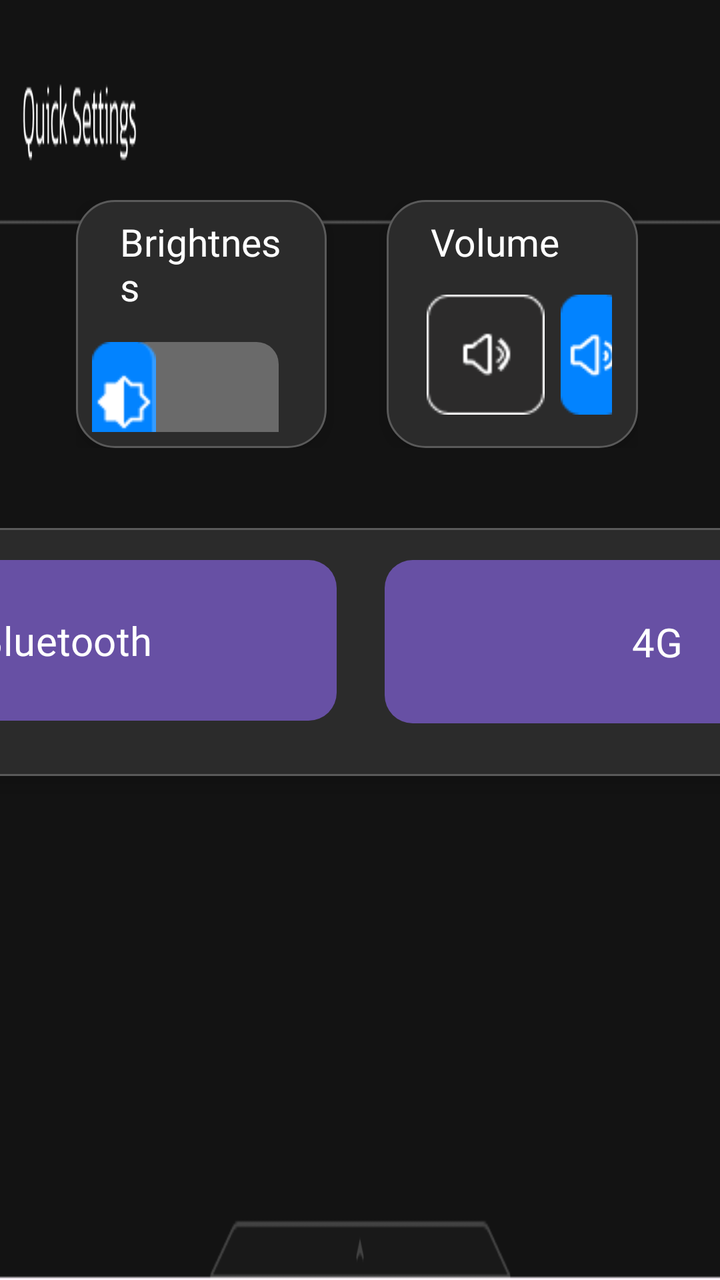
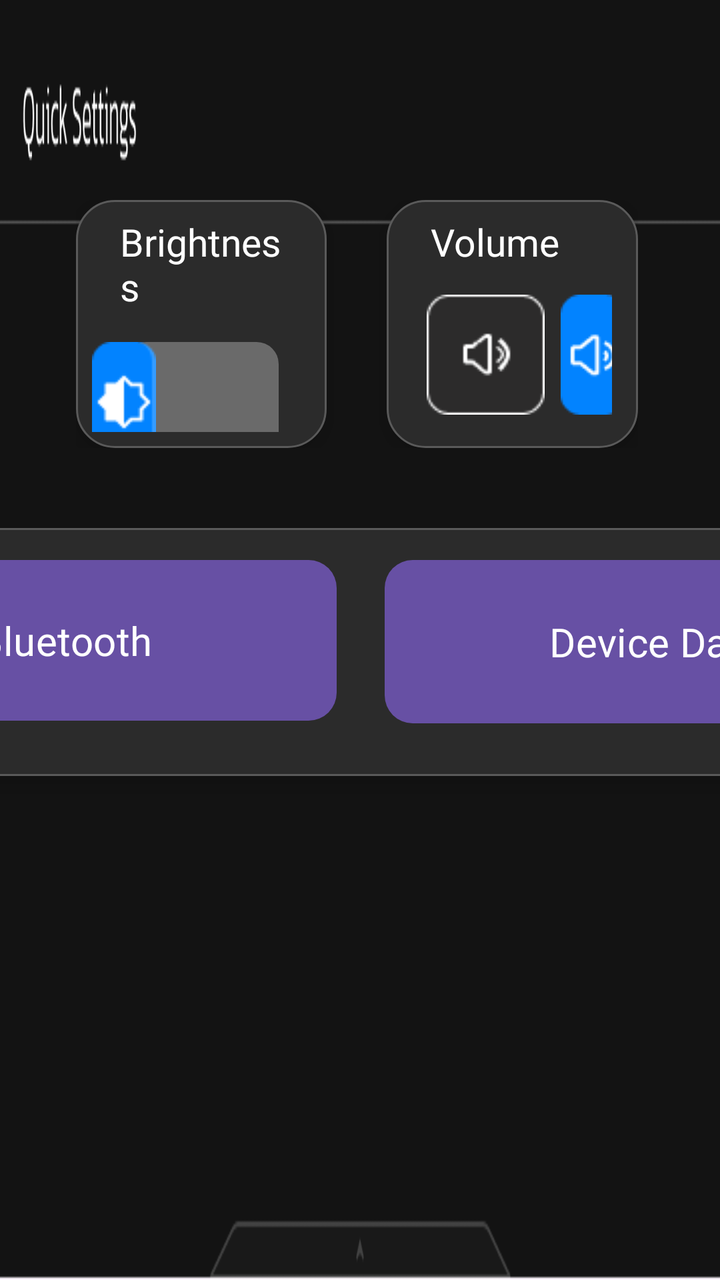

The first picture is an Android layout as it rendered before a commit; the second is the same layout after the commit. The layout source and the unified diff follow.
<!-- AndroidManifest.xml: application theme Theme.rideOS -->
<!-- res/layout/activity_quick_setting.xml -->
<androidx.constraintlayout.widget.ConstraintLayout
    xmlns:android="http://schemas.android.com/apk/res/android"
    xmlns:app="http://schemas.android.com/apk/res-auto"
    xmlns:tools="http://schemas.android.com/tools"
    android:id="@+id/main"
    android:layout_width="1280dp"
    android:layout_height="480dp"
    android:background="@drawable/quicksetbg"
    tools:context=".QuickSetting">

    
    <LinearLayout
        android:id="@+id/topControlsContainer"
        android:layout_width="0dp"
        android:layout_height="wrap_content"
        android:layout_marginTop="100dp"
        android:orientation="horizontal"
        android:layout_marginStart="38dp"
        android:layout_marginEnd="41dp"
        app:layout_constraintTop_toTopOf="parent"
        app:layout_constraintStart_toStartOf="parent"
        app:layout_constraintEnd_toEndOf="parent">

        
        <LinearLayout
            android:id="@+id/brightnessContainer"
            android:layout_width="0dp"
            android:layout_height="124dp"
            android:layout_weight="1"
            android:background="@drawable/seekbar_container_bg"
            android:elevation="6dp"
            android:orientation="vertical"
            android:padding="8dp">

            <LinearLayout
                android:layout_width="match_parent"
                android:layout_height="wrap_content"
                android:orientation="horizontal"
                android:layout_marginStart="14dp"
                android:layout_marginEnd="14dp"
                android:gravity="center_vertical"
                >

                <TextView
                    android:id="@+id/brightnessLabel"
                    android:layout_width="wrap_content"
                    android:layout_height="wrap_content"
                    android:text="Brightness"
                    android:fontFamily="@font/kanit"
                    android:textColor="#FFFFFF"
                    android:textSize="19sp" />

                <TextView
                    android:id="@+id/autoBrightnessText"
                    android:layout_width="190dp"
                    android:layout_height="wrap_content"
                    android:layout_marginStart="248dp"
                    android:fontFamily="@font/kanitlite"
                    android:text="90%"
                    android:textAlignment="textEnd"
                    android:textColor="#FFEB3B"
                    android:textSize="17sp" />
            </LinearLayout>

            <SeekBar
                android:id="@+id/brightnessSlider"
                android:layout_width="match_parent"
                android:layout_height="90dp"
                android:max="255"
                android:progressDrawable="@drawable/custom_seekbar"
                android:splitTrack="false"
                android:thumb="@drawable/brigness_seekbarhtumb"
                android:thumbTint="@null" />


        </LinearLayout>


        
        <LinearLayout
            android:id="@+id/volumeContainer"
            android:layout_width="0dp"
            android:layout_height="124dp"
            android:layout_marginStart="30dp"
            android:layout_weight="1"
            android:background="@drawable/seekbar_container_bg"
            android:elevation="6dp"
            android:orientation="vertical"
            android:padding="8dp">

            <TextView
                android:id="@+id/volumeLabel"
                android:layout_width="wrap_content"
                android:layout_height="wrap_content"
                android:fontFamily="@font/kanit"
                android:text="Volume"
                android:layout_marginStart="14dp"

                android:textColor="#FFFFFF"
                android:textSize="19sp" />

            <LinearLayout
                android:layout_width="match_parent"
                android:layout_height="match_parent"
                android:layout_marginTop="5dp"
                android:gravity="center_vertical"
                android:orientation="horizontal">


                <ImageButton
                    android:id="@+id/muteButton"
                    android:layout_width="59dp"
                    android:layout_height="60dp"
                    android:layout_marginStart="12dp"
                    android:layout_marginEnd="8dp"
                    android:adjustViewBounds="true"
                    android:background="@android:color/transparent"
                    android:contentDescription="Mute toggle"
                    android:scaleType="fitXY"
                    android:src="@drawable/unmutted" />
                <SeekBar
                    android:id="@+id/volumeSlider"
                    android:layout_width="0dp"
                    android:layout_height="90dp"
                    android:layout_weight="1"
                    android:max="255"
                    android:layout_marginEnd="5dp"
                    android:progressDrawable="@drawable/custom_seekbar"
                    android:splitTrack="false"
                    android:thumb="@drawable/volumebar_thumb"
                    android:thumbTint="@null" />


            </LinearLayout>
        </LinearLayout>
    </LinearLayout>

    
    <LinearLayout
        android:id="@+id/toggleButtonsContainer"
        android:layout_width="1200dp"
        android:layout_height="124dp"
        android:layout_marginTop="264dp"
        android:layout_marginStart="26dp"
        android:layout_marginEnd="26dp"
        android:orientation="horizontal"
        app:layout_constraintTop_toTopOf="parent"
        app:layout_constraintStart_toStartOf="parent"
        app:layout_constraintEnd_toEndOf="parent"
        android:background="@drawable/seekbar_container_bg"
        android:elevation="6dp"
        android:padding="8dp">

        
        <LinearLayout
            android:layout_width="0dp"
            android:layout_height="match_parent"
            android:layout_weight="1"
            android:orientation="vertical"
            android:gravity="center">

            <Button
                android:id="@+id/wifiToggle"
                style="@style/QuickButtonStyle"
                android:text="Wi-Fi"
                android:layout_width="match_parent"
                android:layout_height="0dp"
                android:layout_weight="1"
                android:backgroundTint="#555555"
                android:textColor="#FFFFFF"/>

            <TextView
                android:id="@+id/wifiStatusText"
                android:layout_width="wrap_content"
                android:layout_height="wrap_content"
                android:text=""
                android:textColor="#FFFFFF"
                android:textSize="13sp"
                android:fontFamily="@font/kanit"
                android:gravity="center"
                android:layout_marginTop="2dp"/>
        </LinearLayout>

        
        <LinearLayout
            android:layout_width="0dp"
            android:layout_height="match_parent"
            android:layout_weight="1"
            android:orientation="vertical"
            android:gravity="center">

            <Button
                android:id="@+id/bluetoothtoggle"
                style="@style/QuickButtonStyle"
                android:text="Bluetooth"
                android:layout_width="match_parent"
                android:layout_height="0dp"
                android:layout_weight="1"
                android:backgroundTint="#555555"
                android:textColor="#FFFFFF"/>

            
            <TextView
                android:id="@+id/bluetoothStatusText"
                android:layout_width="wrap_content"
                android:layout_height="wrap_content"
                android:text=""
                android:textColor="#FFFFFF"
                android:textSize="13sp"
                android:gravity="center"
                android:fontFamily="@font/kanit"
                android:layout_marginTop="2dp"/>
        </LinearLayout>

        
        <LinearLayout
            android:layout_width="0dp"
            android:layout_height="match_parent"
            android:layout_weight="1"
            android:orientation="vertical"
            android:gravity="center">

            <Button
                android:id="@+id/ltetoggle"
                style="@style/QuickButtonStyle"
                android:text="4G"
                android:layout_width="match_parent"
                android:layout_height="0dp"
                android:layout_weight="1"
                android:backgroundTint="#555555"
                android:textColor="#FFFFFF"/>
            <TextView
                android:id="@+id/ltetoggleStatusText"
                android:layout_width="wrap_content"
                android:layout_height="wrap_content"
                android:text=""
                android:textColor="#FFFFFF"
                android:textSize="12sp"
                android:gravity="center"
                android:layout_marginTop="2dp"/>
        </LinearLayout>

        
        <LinearLayout
            android:layout_width="0dp"
            android:layout_height="match_parent"
            android:layout_weight="1"
            android:orientation="vertical"
            android:gravity="center">

            <Button
                android:id="@+id/soundstoggle"
                style="@style/QuickButtonStyle"
                android:text="Sounds"
                android:layout_width="match_parent"
                android:layout_height="0dp"
                android:layout_weight="1"
                android:backgroundTint="#555555"
                android:textColor="#FFFFFF"/>
            <TextView
                android:id="@+id/soundstoggleStatusText"
                android:layout_width="wrap_content"
                android:layout_height="wrap_content"
                android:text=""
                android:textColor="#FFFFFF"
                android:textSize="12sp"
                android:gravity="center"
                android:layout_marginTop="2dp"/>
        </LinearLayout>

    </LinearLayout>

    
    <ImageButton
        android:id="@+id/tpmsbtn"
        android:layout_width="176dp"
        android:layout_height="42dp"
        android:layout_marginTop="412dp"
        android:layout_marginStart="856dp"
        android:adjustViewBounds="true"
        android:background="@android:color/transparent"
        android:foreground="@drawable/btn_click_effect"
        android:padding="0dp"
        android:src="@drawable/tpmsbtninquicksettings"
        app:layout_constraintTop_toTopOf="parent"
        app:layout_constraintStart_toStartOf="parent" />

    <ImageButton
        android:id="@+id/allSetbtn"
        android:layout_width="176dp"
        android:layout_height="42dp"
        android:layout_marginTop="412dp"
        android:layout_marginStart="1060dp"
        android:adjustViewBounds="true"
        android:background="@android:color/transparent"
        android:foreground="@drawable/btn_click_effect"
        android:padding="0dp"
        android:src="@drawable/allsettingsbtninquicksetting"
        app:layout_constraintTop_toTopOf="parent"
        app:layout_constraintStart_toStartOf="parent" />
</androidx.constraintlayout.widget.ConstraintLayout>
<!-- resources referenced by this layout -->
<resources>
  <!-- drawable allsettingsbtninquicksetting: png bitmap (drawable, 1601 bytes) -->
  <!-- drawable brigness_seekbarhtumb: png bitmap (drawable, 886 bytes) -->
  <!-- drawable btn_click_effect (drawable) -->
  <?xml version="1.0" encoding="utf-8"?>
  <ripple xmlns:android="http://schemas.android.com/apk/res/android"
      android:color="#FFDEDEDE"> 
  
      
      <item android:id="@android:id/mask">
          <shape android:shape="rectangle">
              <solid android:color="#FFDEDEDE" />
              <corners android:radius="25dp" /> 
          </shape>
      </item>
  </ripple>
  <!-- drawable custom_seekbar (drawable) -->
  <?xml version="1.0" encoding="utf-8"?>
  <layer-list xmlns:android="http://schemas.android.com/apk/res/android">
  
      
      <item android:id="@android:id/background">
          <shape android:shape="rectangle">
              <corners android:radius="11dp" />
              <size android:height="56dp" />
              <solid android:color="#6A6A6A" />
          </shape>
      </item>
  
      
      <item android:id="@android:id/progress">
          <clip>
              <shape android:shape="rectangle">
                  <corners android:radius="10dp" />
                  <size android:height="60dp" />
                  <solid android:color="#0582FF" />
              </shape>
          </clip>
      </item>
  
  </layer-list>
  <!-- drawable quicksetbg: png bitmap (drawable, 7041 bytes) -->
  <!-- drawable seekbar_container_bg (drawable) -->
  <shape xmlns:android="http://schemas.android.com/apk/res/android"
      android:shape="rectangle">
      <solid android:color="#2B2B2B" />
      <corners android:radius="19dp" />
      <stroke
          android:width="1dp"
          android:color="#5A5A5A" />
  </shape>
  <!-- drawable tpmsbtninquicksettings: png bitmap (drawable, 1503 bytes) -->
  <!-- drawable unmutted: png bitmap (drawable, 1140 bytes) -->
  <!-- drawable volumebar_thumb: png bitmap (drawable, 1061 bytes) -->
  <style name="QuickButtonStyle">
          <item name="android:layout_width">0dp</item>
          <item name="android:layout_height">92dp</item>
          <item name="android:layout_weight">1</item>
          <item name="android:layout_marginStart">12dp</item>
          <item name="android:layout_marginEnd">12dp</item>
          <item name="android:layout_marginTop">8dp</item>
          <item name="android:background">@drawable/rounded_button1</item>
          <item name="android:backgroundTint">#444444</item>
          <item name="android:fontFamily">@font/kanit</item>
          <item name="android:textColor">#FFFFFF</item>
          <item name="android:textSize">20dp</item>
      </style>
  <style name="Theme.rideOS" parent="Base.Theme.rideOS" />
  <!-- drawable rounded_button1 (drawable) -->
  <?xml version="1.0" encoding="utf-8"?>
  <shape xmlns:android="http://schemas.android.com/apk/res/android"
      android:shape="rectangle">
  
      
      <solid android:color="#444444" />
  
      
      <corners android:radius="14dp" /> 
  
  </shape>
  <style name="Base.Theme.rideOS" parent="Theme.Material3.DayNight.NoActionBar">
          
          
      </style>
</resources>

<!-- the commit's change to res/layout/activity_quick_setting.xml (unified diff, before → after) -->
@@ -223,7 +223,7 @@
             <Button
                 android:id="@+id/ltetoggle"
                 style="@style/QuickButtonStyle"
-                android:text="4G"
+                android:text="Device Data"
                 android:layout_width="match_parent"
                 android:layout_height="0dp"
                 android:layout_weight="1"
